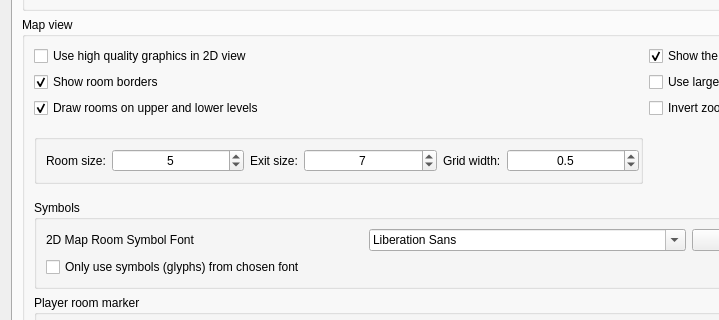
Mudlet/Mudlet, file src/ui/profile_preferences.ui: the form before one commit; both pictures show x 0 to 719 and y 336 to 656 of the 1055 by 876 pixel window.
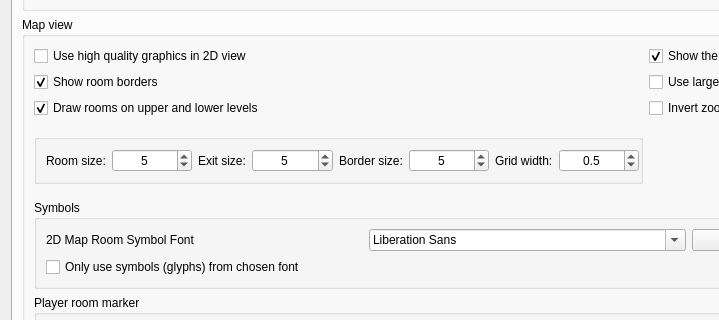
The form after the commit. Icons and pictures are not drawn. Custom widgets are drawn as their Qt base class.

Commit message: add: separate border size control and player room marker improvements (#8975)

```diff
--- a/src/ui/profile_preferences.ui
+++ b/src/ui/profile_preferences.ui
@@ -2794,6 +2794,44 @@
               </widget>
              </item>
              <item row="0" column="4">
+              <widget class="QLabel" name="label_borderSize">
+               <property name="sizePolicy">
+                <sizepolicy hsizetype="Maximum" vsizetype="Preferred">
+                 <horstretch>0</horstretch>
+                 <verstretch>0</verstretch>
+                </sizepolicy>
+               </property>
+               <property name="text">
+                <string>Border size:</string>
+               </property>
+               <property name="buddy">
+                <cstring>spinBox_borderSize</cstring>
+               </property>
+              </widget>
+             </item>
+             <item row="0" column="5">
+              <widget class="QSpinBox" name="spinBox_borderSize">
+               <property name="sizePolicy">
+                <sizepolicy hsizetype="MinimumExpanding" vsizetype="Fixed">
+                 <horstretch>0</horstretch>
+                 <verstretch>0</verstretch>
+                </sizepolicy>
+               </property>
+               <property name="alignment">
+                <set>Qt::AlignmentFlag::AlignCenter</set>
+               </property>
+               <property name="minimum">
+                <number>1</number>
+               </property>
+               <property name="maximum">
+                <number>11</number>
+               </property>
+               <property name="value">
+                <number>5</number>
+               </property>
+              </widget>
+             </item>
+             <item row="0" column="6">
               <widget class="QLabel" name="label_gridSize">
                <property name="sizePolicy">
                 <sizepolicy hsizetype="Maximum" vsizetype="Preferred">
@@ -2821,17 +2859,17 @@
                 <set>Qt::AlignmentFlag::AlignCenter</set>
                </property>
                <property name="minimum">
-                <number>2</number>
+                <number>1</number>
                </property>
                <property name="maximum">
-                <number>20</number>
+                <number>11</number>
                </property>
                <property name="value">
-                <number>7</number>
+                <number>5</number>
                </property>
               </widget>
              </item>
-             <item row="0" column="5">
+             <item row="0" column="7">
               <widget class="QDoubleSpinBox" name="doubleSpinBox_gridSize">
                <property name="sizePolicy">
                 <sizepolicy hsizetype="MinimumExpanding" vsizetype="Fixed">
```
Left out of the diff: 2 changed lines with no effect on the pictures. The commit also changes 7 other files.
